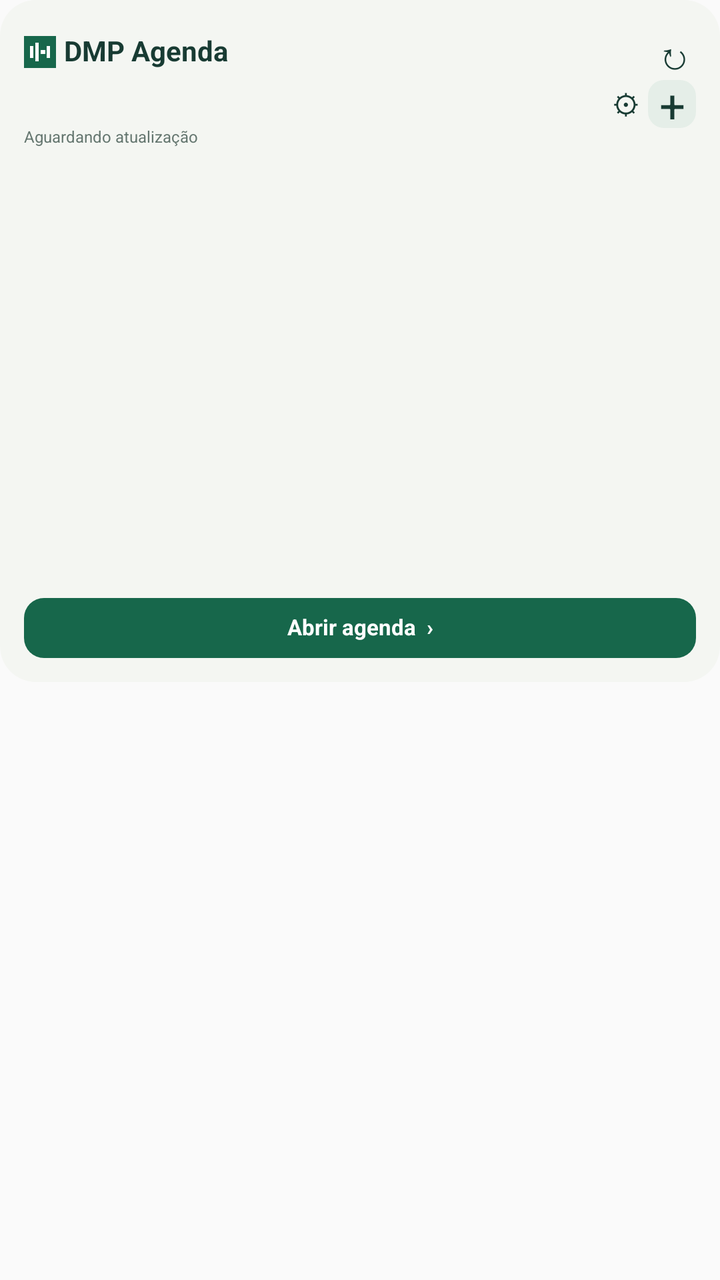
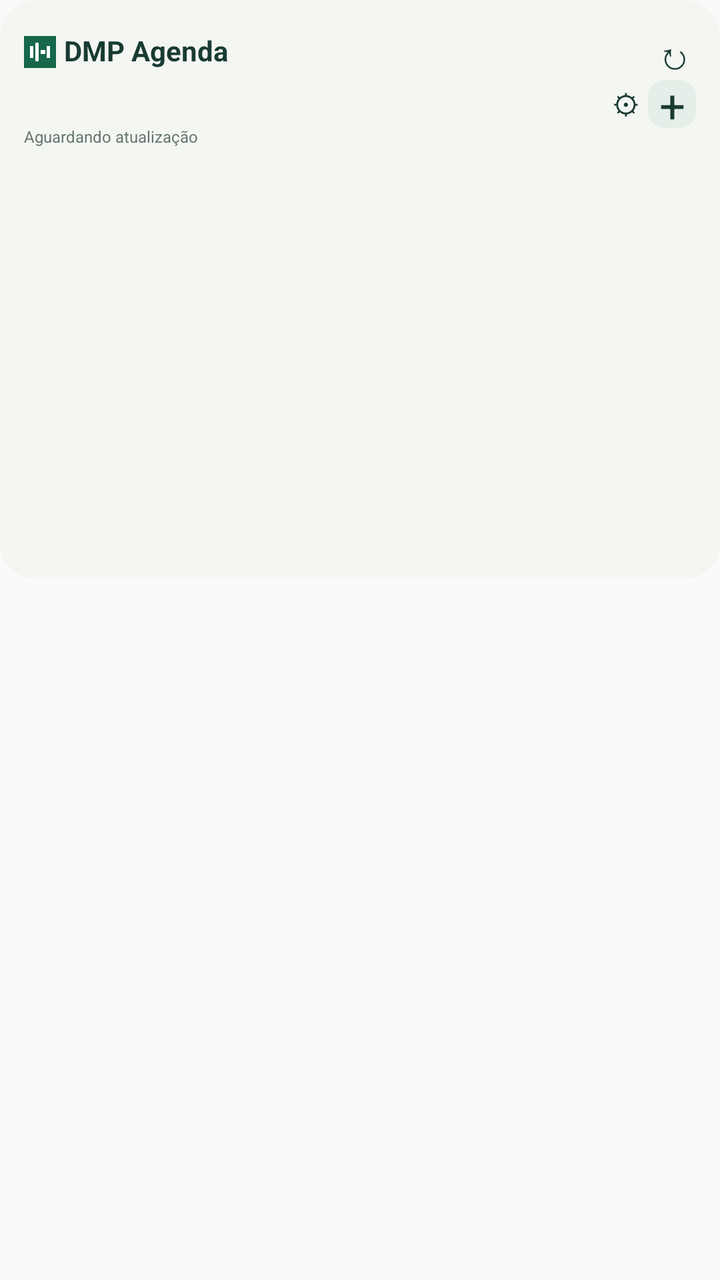

Screens rendered from an Android XML layout before and after an edit, with the pre-edit source and the edit as a unified diff.
<!-- AndroidManifest.xml: application theme android:Theme.Material.Light.NoActionBar -->
<!-- res/layout/agenda_widget.xml -->
<FrameLayout xmlns:android="http://schemas.android.com/apk/res/android" android:id="@+id/root" android:layout_width="match_parent" android:layout_height="match_parent">
  <RelativeLayout android:id="@+id/shell" android:layout_width="match_parent" android:layout_height="wrap_content">
    <ImageView android:id="@+id/shell_bg" android:layout_width="match_parent" android:layout_height="0dp" android:scaleType="fitXY" android:contentDescription="" android:layout_alignTop="@id/content" android:layout_alignBottom="@id/content" android:src="@drawable/widget_surface" />
    <LinearLayout android:layout_width="match_parent" android:layout_height="wrap_content" android:orientation="vertical" android:padding="12dp" android:id="@+id/content">
      <LinearLayout android:layout_width="match_parent" android:layout_height="28dp" android:orientation="horizontal" android:gravity="center_vertical">
        <ImageView android:layout_width="16dp" android:layout_height="16dp" android:src="@drawable/icon" android:contentDescription="DMP" />
        <TextView android:id="@+id/header" android:layout_width="0dp" android:layout_height="wrap_content" android:text="DMP Agenda" android:textSize="14sp" android:textColor="#183B33" android:includeFontPadding="false" android:layout_weight="1" android:paddingStart="4dp" android:maxLines="1" android:ellipsize="end" android:textStyle="bold" />
        <TextView android:id="@+id/refresh" android:layout_width="22dp" android:layout_height="24dp" android:text="↻" android:textSize="19sp" android:textColor="#183B33" android:includeFontPadding="false" android:gravity="center" android:contentDescription="Atualizar" />
      </LinearLayout>
      <LinearLayout android:layout_width="match_parent" android:layout_height="24dp" android:orientation="horizontal" android:gravity="center_vertical">
        <TextView android:id="@+id/date" android:layout_width="0dp" android:layout_height="wrap_content" android:text="" android:textSize="9sp" android:includeFontPadding="false" android:layout_weight="1" android:maxLines="1" android:textColor="#5D706A" />
        <TextView android:id="@+id/settings" android:layout_width="22dp" android:layout_height="20dp" android:text="⚙" android:textSize="14sp" android:textColor="#183B33" android:includeFontPadding="false" android:gravity="center" android:contentDescription="Configurar widget" />
        <TextView android:id="@+id/add" android:layout_width="24dp" android:layout_height="24dp" android:text="+" android:textSize="23sp" android:textColor="#183B33" android:includeFontPadding="false" android:gravity="center" android:contentDescription="Adicionar compromisso" android:background="@drawable/widget_add" />
      </LinearLayout>
      <TextView android:id="@+id/updated" android:layout_width="match_parent" android:layout_height="wrap_content" android:text="Aguardando atualização" android:textSize="8sp" android:includeFontPadding="false" android:textColor="#64766F" android:paddingBottom="4dp" android:maxLines="1" />
      <ListView android:layout_width="match_parent" android:layout_height="200dp" android:id="@+id/items" android:divider="@null" android:scrollbars="vertical" android:cacheColorHint="@android:color/transparent" android:nestedScrollingEnabled="false">
</ListView>
      <TextView android:id="@+id/more" android:layout_width="match_parent" android:layout_height="wrap_content" android:text="" android:textSize="10sp" android:includeFontPadding="false" android:paddingTop="4dp" android:textColor="#386453" android:maxLines="1" />
      <TextView android:id="@+id/agenda" android:layout_width="match_parent" android:layout_height="30dp" android:text="Abrir agenda  ›" android:textSize="11sp" android:includeFontPadding="false" android:background="@drawable/widget_button" android:textColor="#FFFFFF" android:gravity="center" android:textStyle="bold" android:layout_marginTop="6dp" />
    </LinearLayout>
  </RelativeLayout>
</FrameLayout>
<!-- resources referenced by this layout -->
<resources>
  <!-- drawable icon (drawable) -->
  <vector xmlns:android="http://schemas.android.com/apk/res/android" android:width="48dp" android:height="48dp" android:viewportWidth="48" android:viewportHeight="48"><path android:fillColor="#17674B" android:pathData="M0,0h48v48h-48z"/><path android:fillColor="#FFFFFF" android:pathData="M9,15h5v18h-5zM17,10h5v28h-5zM25,21h7v6h-7zM34,15h5v18h-5z"/></vector>
  <!-- drawable widget_add (drawable) -->
  <shape xmlns:android="http://schemas.android.com/apk/res/android" android:shape="rectangle"><solid android:color="#E5EEE8"/><corners android:radius="8dp"/></shape>
  <!-- drawable widget_button (drawable) -->
  <shape xmlns:android="http://schemas.android.com/apk/res/android" android:shape="rectangle"><solid android:color="#17674B"/><corners android:radius="10dp"/></shape>
  <!-- drawable widget_surface (drawable) -->
  <shape xmlns:android="http://schemas.android.com/apk/res/android" android:shape="rectangle"><solid android:color="#F4F6F2"/><corners android:radius="18dp"/></shape>
</resources>

<!-- the commit's change to res/layout/agenda_widget.xml (unified diff, before → after) -->
@@ -15,8 +15,6 @@
       <TextView android:id="@+id/updated" android:layout_width="match_parent" android:layout_height="wrap_content" android:text="Aguardando atualização" android:textSize="8sp" android:includeFontPadding="false" android:textColor="#64766F" android:paddingBottom="4dp" android:maxLines="1" />
       <ListView android:layout_width="match_parent" android:layout_height="200dp" android:id="@+id/items" android:divider="@null" android:scrollbars="vertical" android:cacheColorHint="@android:color/transparent" android:nestedScrollingEnabled="false">
 </ListView>
-      <TextView android:id="@+id/more" android:layout_width="match_parent" android:layout_height="wrap_content" android:text="" android:textSize="10sp" android:includeFontPadding="false" android:paddingTop="4dp" android:textColor="#386453" android:maxLines="1" />
-      <TextView android:id="@+id/agenda" android:layout_width="match_parent" android:layout_height="30dp" android:text="Abrir agenda  ›" android:textSize="11sp" android:includeFontPadding="false" android:background="@drawable/widget_button" android:textColor="#FFFFFF" android:gravity="center" android:textStyle="bold" android:layout_marginTop="6dp" />
     </LinearLayout>
   </RelativeLayout>
 </FrameLayout>
<!-- resource entries referenced after the edit -->
@@ -4,8 +4,6 @@
   <vector xmlns:android="http://schemas.android.com/apk/res/android" android:width="48dp" android:height="48dp" android:viewportWidth="48" android:viewportHeight="48"><path android:fillColor="#17674B" android:pathData="M0,0h48v48h-48z"/><path android:fillColor="#FFFFFF" android:pathData="M9,15h5v18h-5zM17,10h5v28h-5zM25,21h7v6h-7zM34,15h5v18h-5z"/></vector>
   <!-- drawable widget_add (drawable) -->
   <shape xmlns:android="http://schemas.android.com/apk/res/android" android:shape="rectangle"><solid android:color="#E5EEE8"/><corners android:radius="8dp"/></shape>
-  <!-- drawable widget_button (drawable) -->
-  <shape xmlns:android="http://schemas.android.com/apk/res/android" android:shape="rectangle"><solid android:color="#17674B"/><corners android:radius="10dp"/></shape>
   <!-- drawable widget_surface (drawable) -->
   <shape xmlns:android="http://schemas.android.com/apk/res/android" android:shape="rectangle"><solid android:color="#F4F6F2"/><corners android:radius="18dp"/></shape>
 </resources>
